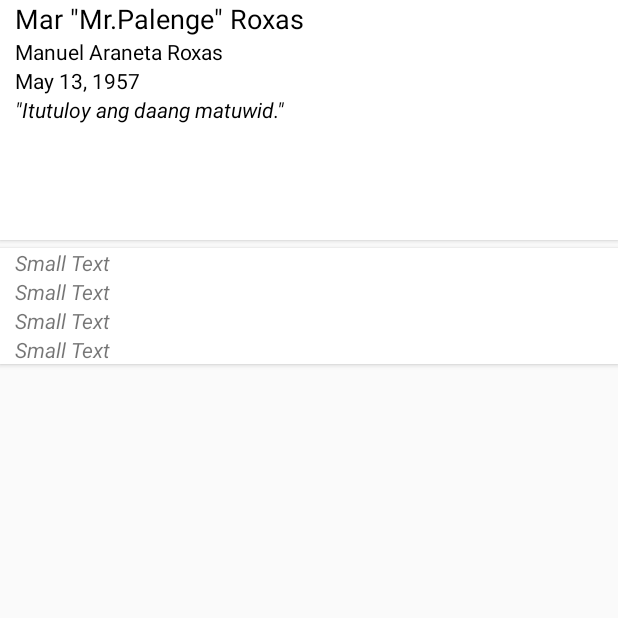
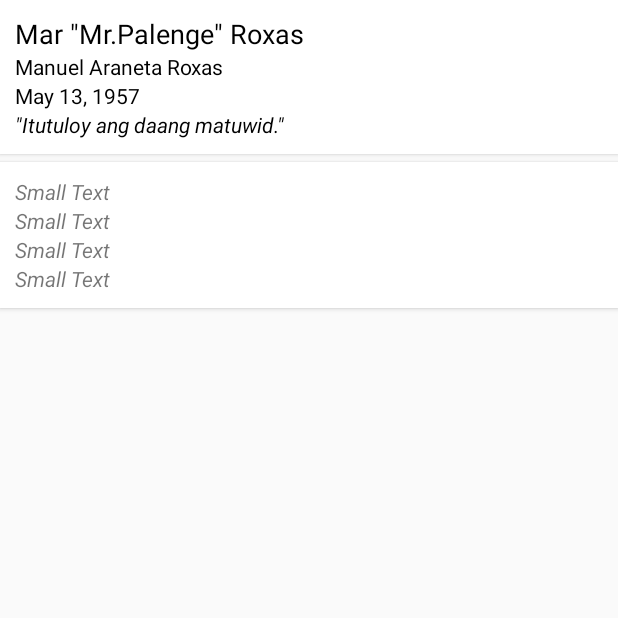
Before and after one commit to jcaronan/kandidatos, an Android app: the BiographyActivity screen opened directly, with no data from a screen before it, on a phone screen of 412 x 824 dp, the top half of it. Run offline under Robolectric (Android 15) with nearby library versions, the phone set to English and light mode, and no system bars; 1 statement that could not run was skipped.

Commit message:
Modify layout design

```diff
--- a/app/src/main/res/layout/biography_fragment.xml
+++ b/app/src/main/res/layout/biography_fragment.xml
@@ -9,7 +9,7 @@
     <LinearLayout
         android:orientation="horizontal"
         android:layout_width="match_parent"
-        android:layout_height="160dp"
+        android:layout_height="wrap_content"
         android:layout_alignParentTop="true"
         android:layout_alignParentStart="true"
         android:layout_alignParentEnd="true"
@@ -21,9 +21,9 @@
             android:orientation="vertical"
             android:layout_width="match_parent"
             android:layout_height="wrap_content"
-            android:layout_weight="7"
             android:gravity="left"
-            android:paddingLeft="10dp">
+            android:paddingLeft="10dp"
+            android:padding="10dp">
 
             <TextView
                 android:layout_width="match_parent"
@@ -55,7 +55,6 @@
                 android:textAppearance="?android:attr/textAppearanceSmall"
                 android:text="Small Text"
                 android:id="@+id/textView5"
-                android:elegantTextHeight="true"
                 android:textStyle="italic"
                 android:textColor="#000" />
 
@@ -72,7 +71,7 @@
         android:elevation="2dp"
         android:background="#ffffff"
         android:layout_marginTop="5dp"
-        android:paddingLeft="10dp">
+        android:padding="10dp">
 
         <TextView
             android:layout_width="wrap_content"
--- a/app/src/main/res/values/colors.xml
+++ b/app/src/main/res/values/colors.xml
@@ -2,5 +2,5 @@
 <resources>
     <color name="colorPrimary">#C62828</color>
     <color name="colorPrimaryDark">#303F9F</color>
-    <color name="colorAccent">#283593</color>
+    <color name="colorAccent">#2962FF</color>
 </resources>
```
